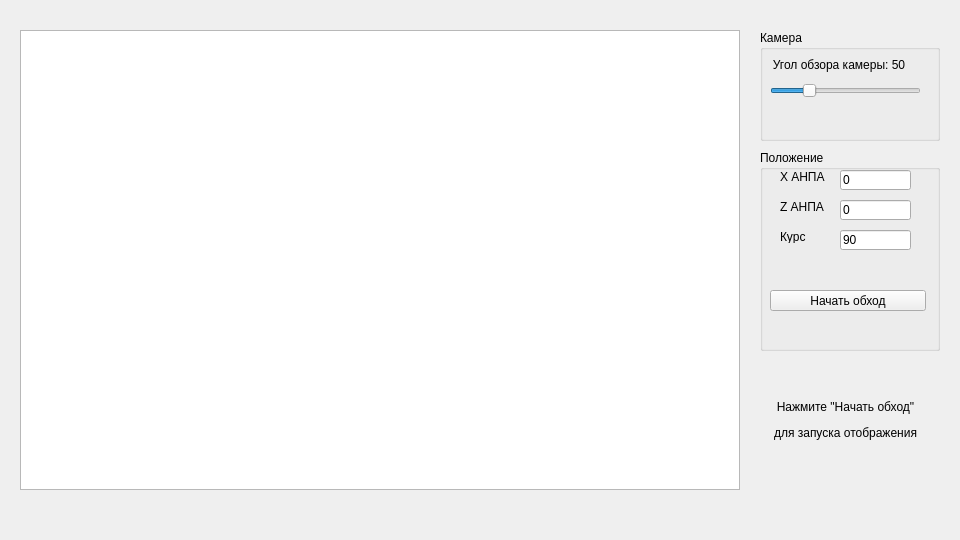
Above: docking_v2/mainwindow.ui from edirab/Studying-Qt before the change. Below: the same form after it.
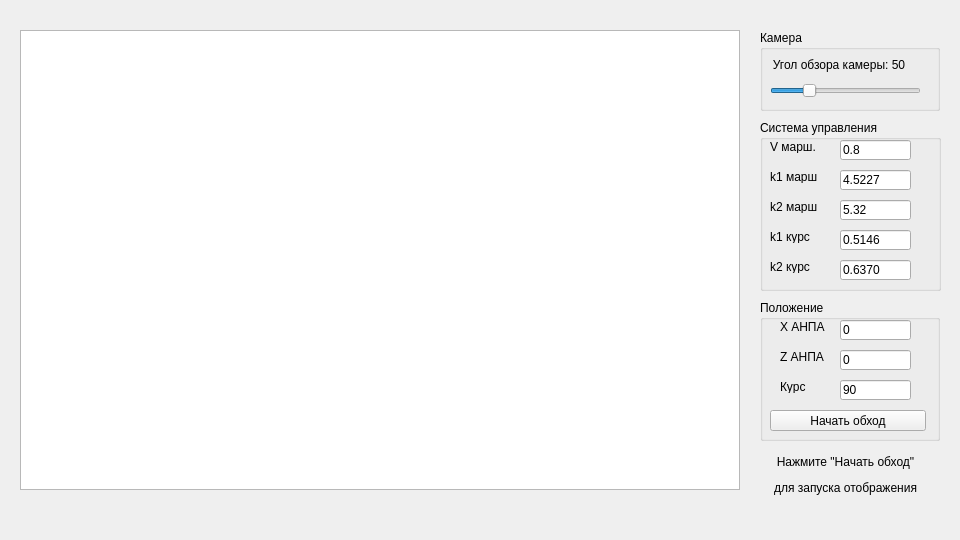
That is the form after the change.

Commit message: - Добавлены элементы графического интерфейса для управления СУ аппарата: скорость по маршу Vfwd и регуляторы k1_*, k2_* - Расширен метод customStartAmin: отправляет значения Vfwd, k1_*, k2_* из полей GUI классу аппарата - Аналогично расширен класс аппарата: приём и установка полей SU_ROV::su - Протестировано изменение скорости в графическом интерфейсе

```diff
--- a/docking_v2/mainwindow.ui
+++ b/docking_v2/mainwindow.ui
@@ -51,9 +51,9 @@
    <property name="geometry">
     <rect>
      <x>760</x>
-     <y>150</y>
+     <y>300</y>
      <width>180</width>
-     <height>201</height>
+     <height>141</height>
     </rect>
    </property>
    <property name="title">
@@ -63,7 +63,7 @@
     <property name="geometry">
      <rect>
       <x>10</x>
-      <y>140</y>
+      <y>110</y>
       <width>156</width>
       <height>21</height>
      </rect>
@@ -166,7 +166,7 @@
      <x>760</x>
      <y>30</y>
      <width>180</width>
-     <height>111</height>
+     <height>81</height>
     </rect>
    </property>
    <property name="title">
@@ -224,9 +224,9 @@
    <property name="geometry">
     <rect>
      <x>760</x>
-     <y>360</y>
+     <y>440</y>
      <width>171</width>
-     <height>121</height>
+     <height>71</height>
     </rect>
    </property>
    <property name="inputMethodHints">
@@ -239,6 +239,158 @@
     <enum>Qt::RichText</enum>
    </property>
   </widget>
+  <widget class="QGroupBox" name="groupBox">
+   <property name="geometry">
+    <rect>
+     <x>760</x>
+     <y>120</y>
+     <width>181</width>
+     <height>171</height>
+    </rect>
+   </property>
+   <property name="title">
+    <string>Система управления</string>
+   </property>
+   <widget class="QLabel" name="label">
+    <property name="geometry">
+     <rect>
+      <x>10</x>
+      <y>20</y>
+      <width>47</width>
+      <height>13</height>
+     </rect>
+    </property>
+    <property name="text">
+     <string>V марш.</string>
+    </property>
+   </widget>
+   <widget class="QLineEdit" name="lineEdit_Vfwd">
+    <property name="geometry">
+     <rect>
+      <x>80</x>
+      <y>20</y>
+      <width>71</width>
+      <height>20</height>
+     </rect>
+    </property>
+    <property name="text">
+     <string>0.8</string>
+    </property>
+   </widget>
+   <widget class="QLabel" name="label_2">
+    <property name="geometry">
+     <rect>
+      <x>10</x>
+      <y>50</y>
+      <width>47</width>
+      <height>13</height>
+     </rect>
+    </property>
+    <property name="text">
+     <string>k1 марш.</string>
+    </property>
+   </widget>
+   <widget class="QLineEdit" name="lineEdit_k1_m">
+    <property name="geometry">
+     <rect>
+      <x>80</x>
+      <y>50</y>
+      <width>71</width>
+      <height>20</height>
+     </rect>
+    </property>
+    <property name="text">
+     <string>4.5227</string>
+    </property>
+    <property name="placeholderText">
+     <string/>
+    </property>
+   </widget>
+   <widget class="QLineEdit" name="lineEdit_k2_m">
+    <property name="geometry">
+     <rect>
+      <x>80</x>
+      <y>80</y>
+      <width>71</width>
+      <height>20</height>
+     </rect>
+    </property>
+    <property name="text">
+     <string>5.32</string>
+    </property>
+   </widget>
+   <widget class="QLineEdit" name="lineEdit_k1_yaw">
+    <property name="geometry">
+     <rect>
+      <x>80</x>
+      <y>110</y>
+      <width>71</width>
+      <height>20</height>
+     </rect>
+    </property>
+    <property name="text">
+     <string>0.5146</string>
+    </property>
+   </widget>
+   <widget class="QLabel" name="label_3">
+    <property name="geometry">
+     <rect>
+      <x>10</x>
+      <y>80</y>
+      <width>47</width>
+      <height>13</height>
+     </rect>
+    </property>
+    <property name="text">
+     <string>k2 марш.</string>
+    </property>
+   </widget>
+   <widget class="QLabel" name="label_4">
+    <property name="geometry">
+     <rect>
+      <x>10</x>
+      <y>110</y>
+      <width>47</width>
+      <height>13</height>
+     </rect>
+    </property>
+    <property name="text">
+     <string>k1 курс</string>
+    </property>
+   </widget>
+   <widget class="QLabel" name="label_5">
+    <property name="geometry">
+     <rect>
+      <x>10</x>
+      <y>140</y>
+      <width>47</width>
+      <height>13</height>
+     </rect>
+    </property>
+    <property name="text">
+     <string>k2 курс</string>
+    </property>
+   </widget>
+   <widget class="QLineEdit" name="lineEdit_k2_yaw">
+    <property name="enabled">
+     <bool>true</bool>
+    </property>
+    <property name="geometry">
+     <rect>
+      <x>80</x>
+      <y>140</y>
+      <width>71</width>
+      <height>20</height>
+     </rect>
+    </property>
+    <property name="text">
+     <string>0.6370</string>
+    </property>
+    <property name="readOnly">
+     <bool>false</bool>
+    </property>
+   </widget>
+  </widget>
  </widget>
  <resources/>
  <connections/>
```
The commit also changes 15 other files.
